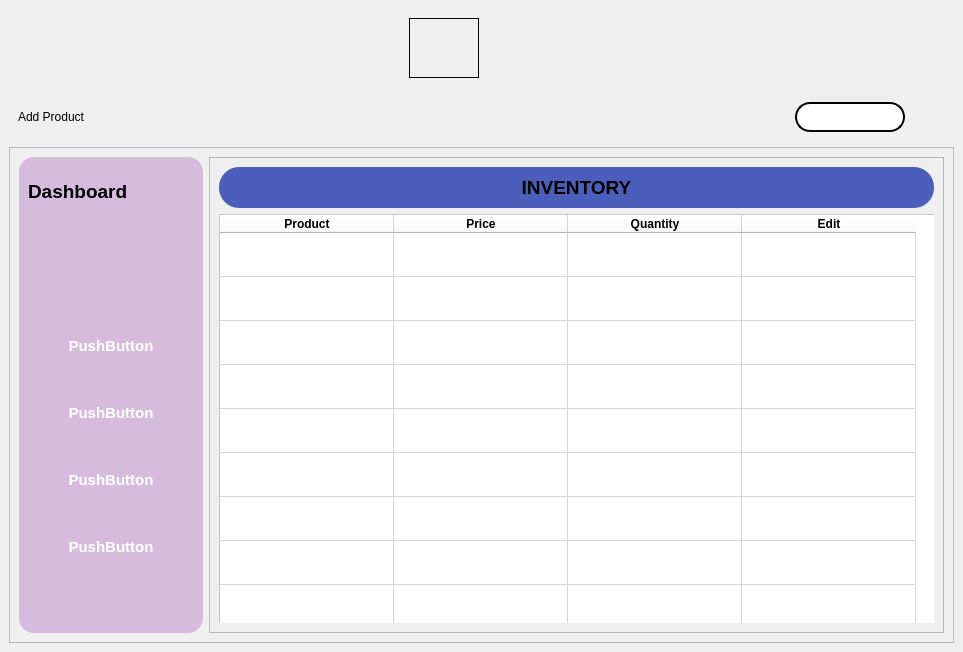
The window that inventory.ui (shashwatkhadka/BillX) describes before a commit, drawn with Qt 5.
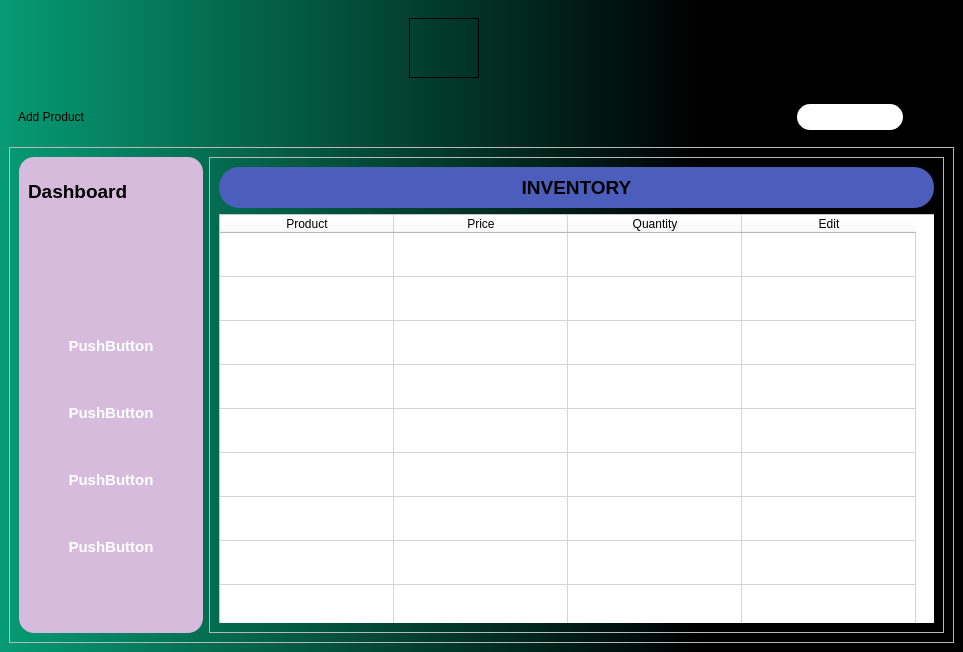
The same window after the commit. Icons and pictures are not drawn.

Patch:
```diff
--- a/inventory.ui
+++ b/inventory.ui
@@ -20,6 +20,11 @@
    <string>MainWindow</string>
   </property>
   <widget class="QWidget" name="centralwidget">
+   <property name="styleSheet">
+    <string notr="true">QWidget#centralwidget{
+	background-color: qlineargradient(spread:pad, x1:0, y1:0, x2:1, y2:0, stop:0 rgba(6, 155, 116, 255), stop:0.727273 rgba(0, 0, 0, 255));
+}</string>
+   </property>
    <layout class="QVBoxLayout" name="verticalLayout">
     <item>
      <widget class="QWidget" name="toppanel2" native="true">
```
